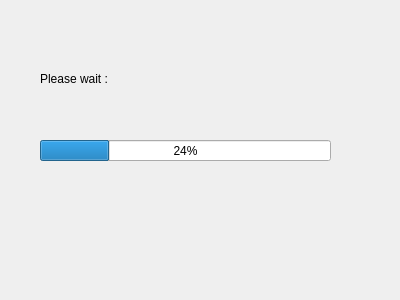
echo95200/Admin, file waitingdialog.ui: the form before one commit.
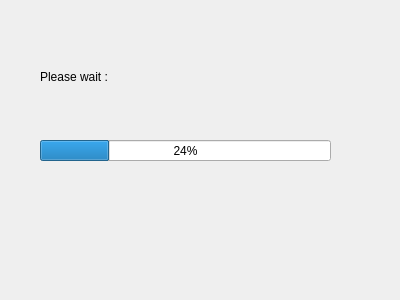
The form after the commit.

```diff
--- a/waitingdialog.ui
+++ b/waitingdialog.ui
@@ -30,9 +30,9 @@
    <property name="geometry">
     <rect>
      <x>40</x>
-     <y>70</y>
-     <width>111</width>
-     <height>17</height>
+     <y>67</y>
+     <width>291</width>
+     <height>20</height>
     </rect>
    </property>
    <property name="text">
```
